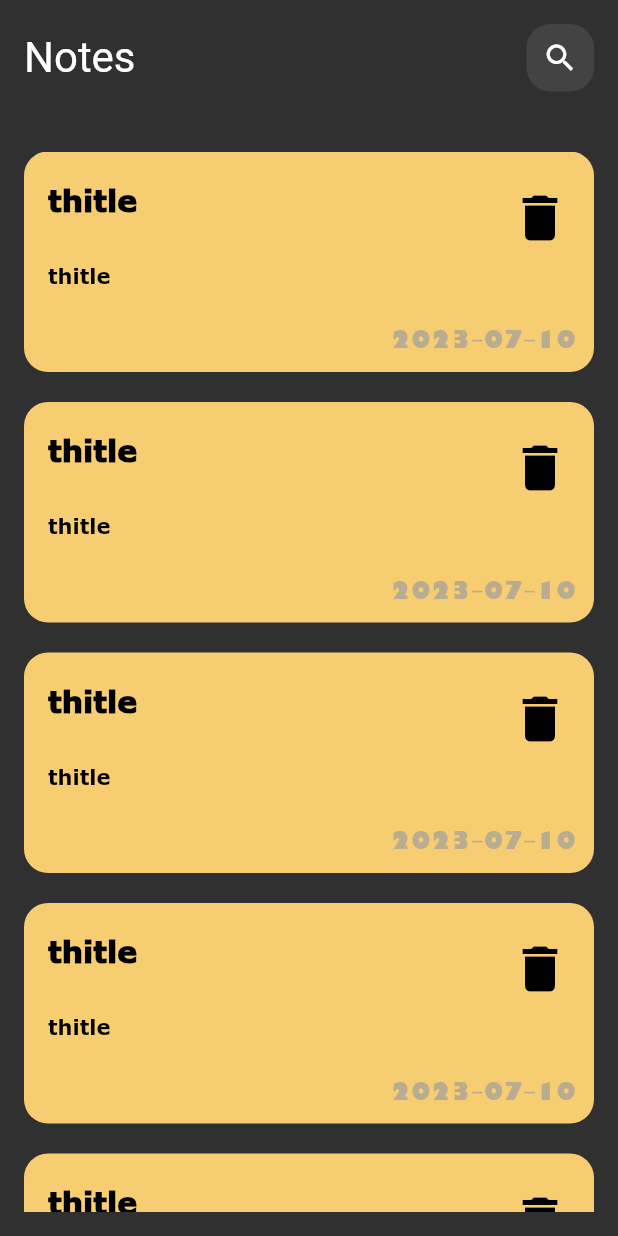
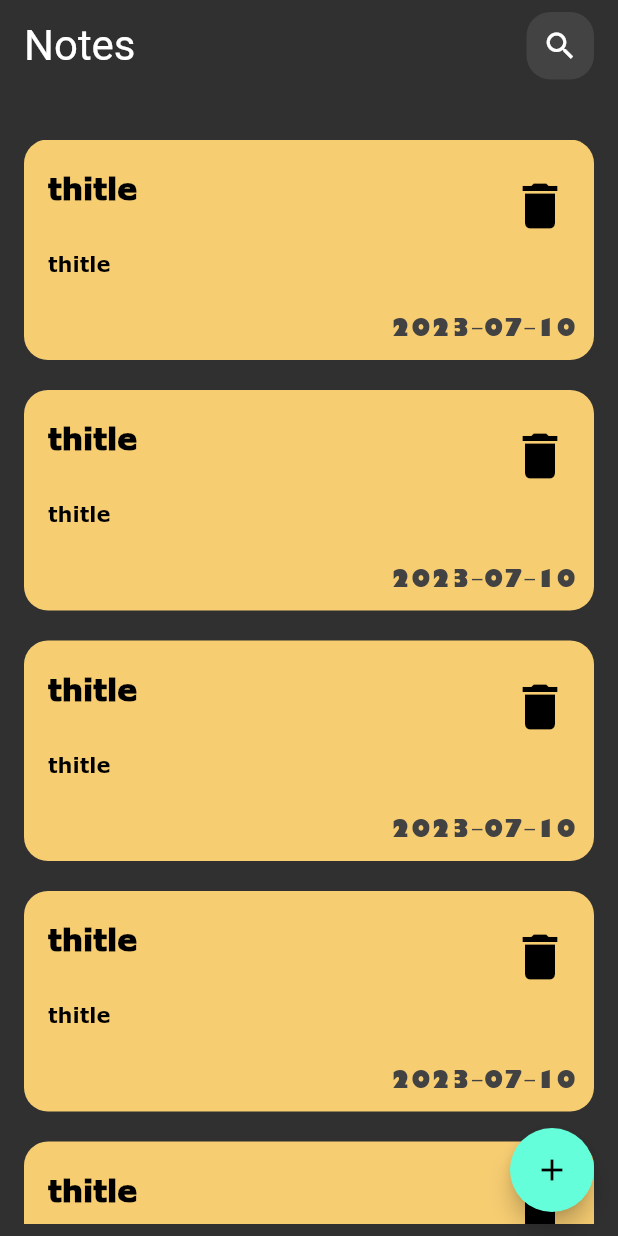
Before and after one commit to Ahmed-elsaid-AEA/noteApp, a Flutter app: the screen it shows after launch, on a phone screen of 412 x 824 dp. Run offline on Flutter 3.47's test engine with Material 2 defaults, Android fonts, the phone set to English and light mode, and no system bars.

Commit message:
add floating action button

```diff
--- a/lib/views/Widgets/CustomNoteITem.dart
+++ b/lib/views/Widgets/CustomNoteITem.dart
@@ -53,7 +53,7 @@ class CustomNoteITem extends StatelessWidget {
             child: Text(
 
               noteDate!,
-              style: TextStyle(fontSize: 16, color: Colors.grey.withOpacity(.7),fontFamily: 'Motken'),
+              style: TextStyle(fontSize: 16, color: Colors.grey[800],fontFamily: 'Motken'),
             ),
           )
         ],
--- a/lib/views/Widgets/NotesViewBody.dart
+++ b/lib/views/Widgets/NotesViewBody.dart
@@ -9,9 +9,12 @@ class NotesViewBody extends StatelessWidget {
   @override
   Widget build(BuildContext context) {
     return Scaffold(
+      floatingActionButton: FloatingActionButton(onPressed: (){
+
+      },child: Icon(Icons.add),),
       body: SafeArea(
         child: Padding(
-          padding: const EdgeInsets.symmetric(horizontal: 16, vertical: 16),
+          padding: const EdgeInsets.symmetric(horizontal: 16, vertical: 8),
           child: Column(
             children: [
               CustomAppBar(),
```
